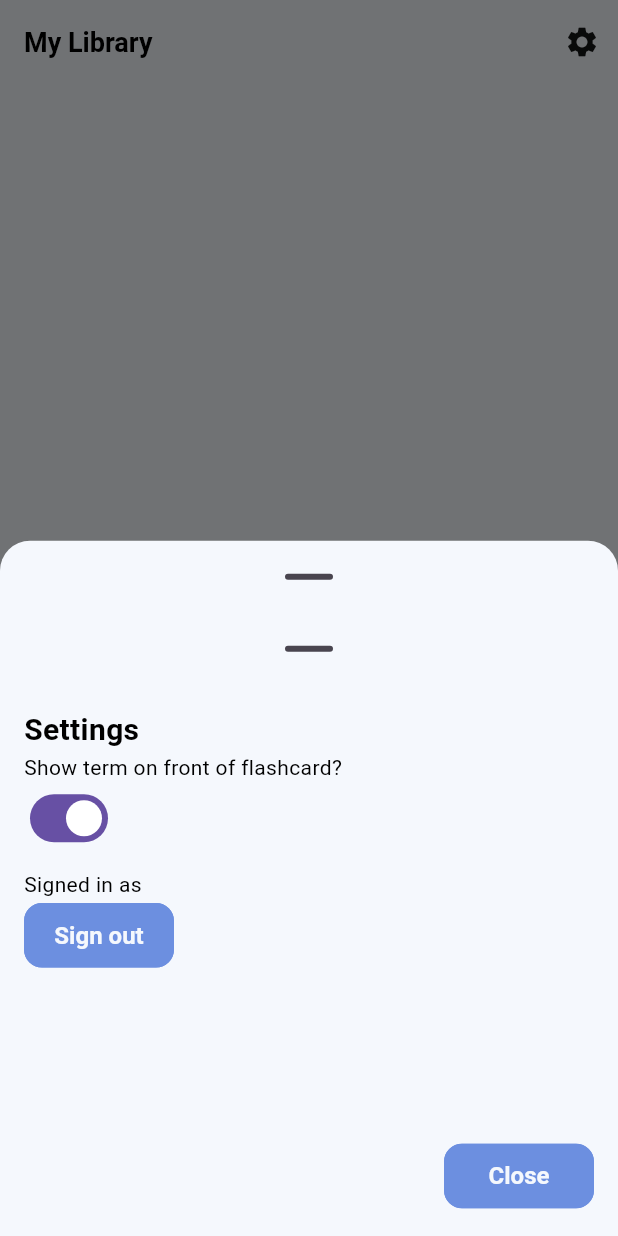
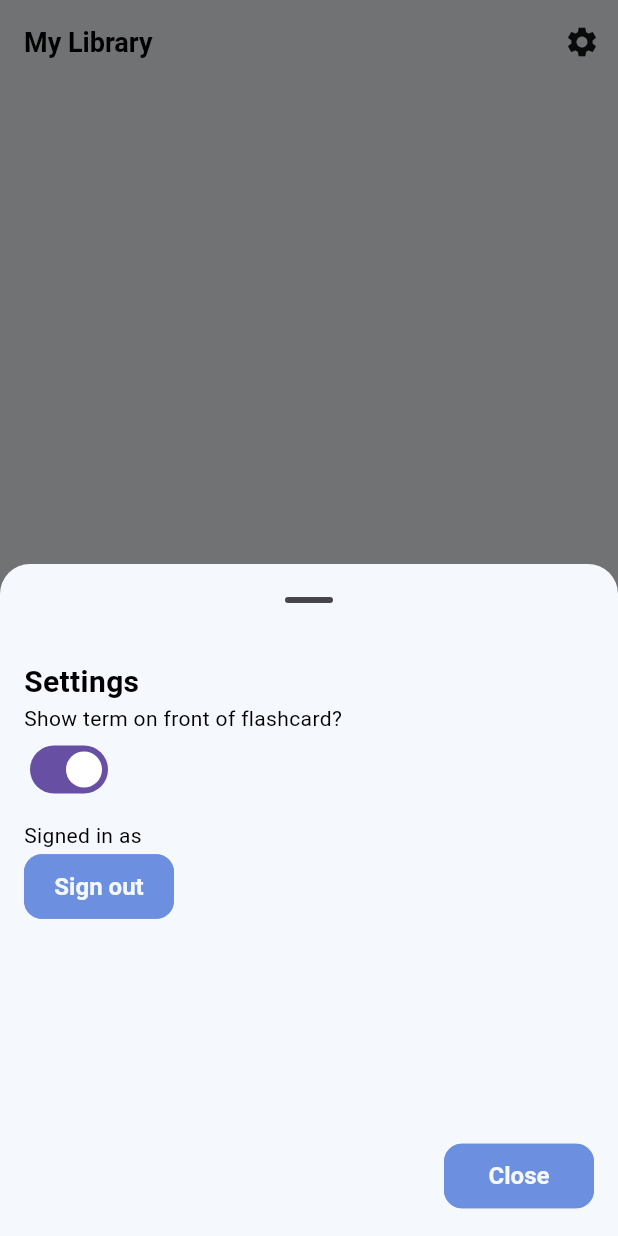
Before and after one commit to huiwzg/MAD_Flutter, a Flutter app: the screen it shows once a user with an empty profile is signed in, item 3 of the bottom bar chosen, after a tap on the "settings" icon, on a phone screen of 412 x 824 dp. Run offline on Flutter 3.47's test engine with Material 3 defaults, Android fonts, the phone set to English and light mode, and no system bars; our stand-ins replace firebase_auth, firebase_core, firebase_database, flutter_map, fluttertoast, geolocator and 4 more; missing offline and left inert: firebase_ui_auth, firebase_ui_oauth_google; accounts and stored records are empty.

```diff
--- a/mad_flutter/lib/settings.dart
+++ b/mad_flutter/lib/settings.dart
@@ -14,9 +14,6 @@ class SettingsMenu {
       shape: RoundedRectangleBorder(
         borderRadius: BorderRadius.vertical(top: Radius.circular(20)),
       ),
-      builder: (BuildContext context) {
-        return BottomSheet(
-          onClosing: () {},
       builder: (BuildContext context) {
         bool showTermOnFront = true;
 
@@ -77,6 +74,4 @@ class SettingsMenu {
       }
     );
   }
-    );
 }
-}
```
Lines whose indentation alone changed are shown as unchanged.
